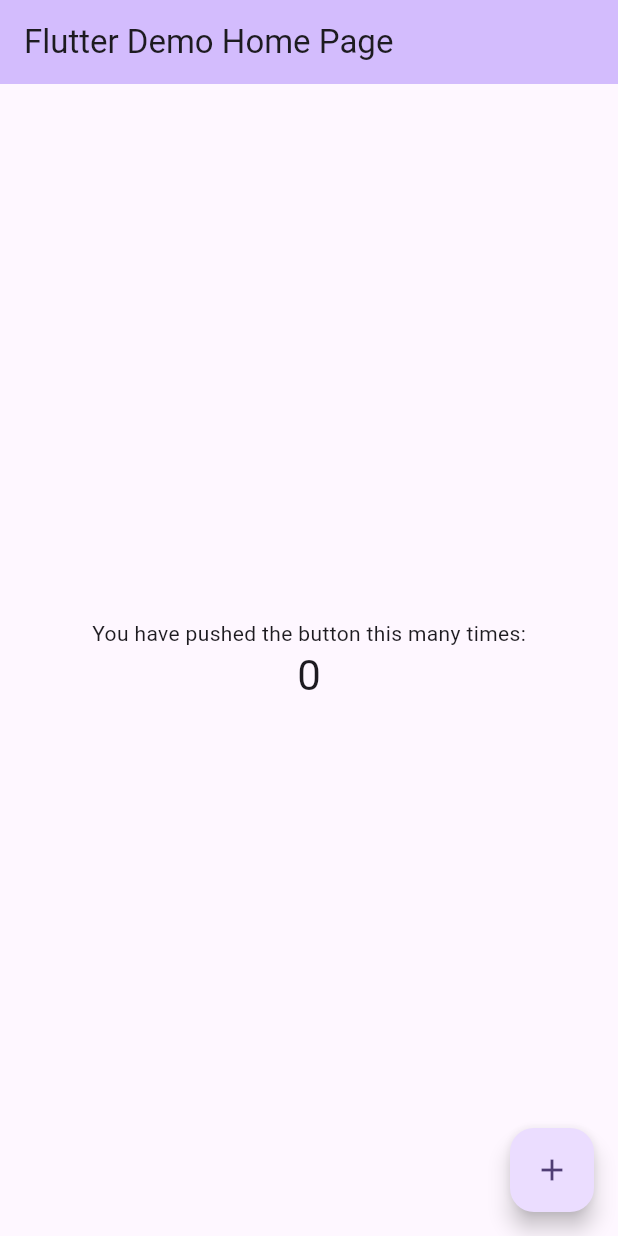
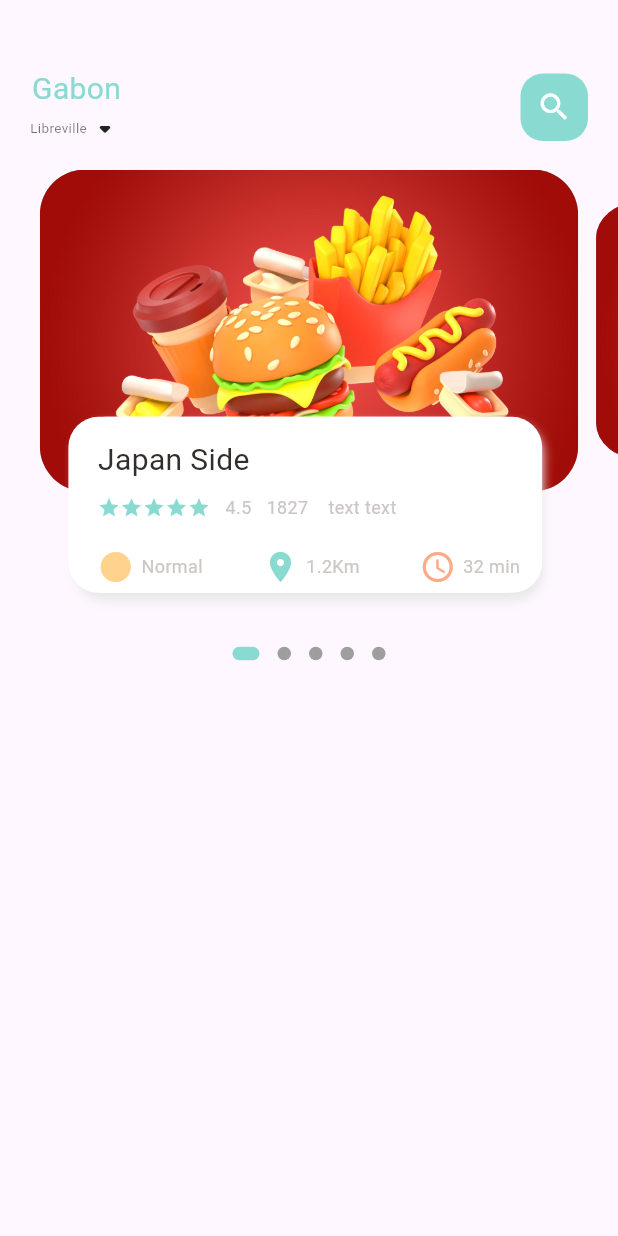
Before and after one commit to EffectiveOG/bulle_dair_delivery, a Flutter app: the screen it shows after launch, on a phone screen of 412 x 824 dp. Run offline on Flutter 3.47's test engine with Material 2 defaults, Android fonts, the phone set to English and light mode, and no system bars; drawn by our look-alikes of dots_indicator; our stand-ins replace get.

Commit message:
header and slider ui

```diff
--- /dev/null
+++ b/lib/home/food_page_body.dart
@@ -0,0 +1,186 @@
+import 'package:bulle_dair_delivery/utils/colors.dart';
+import 'package:bulle_dair_delivery/utils/dimensions.dart';
+import 'package:bulle_dair_delivery/widgets/big_text.dart';
+import 'package:bulle_dair_delivery/widgets/icon_and_text.dart';
+import 'package:bulle_dair_delivery/widgets/small_text.dart';
+import 'package:dots_indicator/dots_indicator.dart';
+import 'package:flutter/material.dart';
+
+class FoodPageBody extends StatefulWidget {
+  const FoodPageBody({Key? key}) : super(key: key);
+
+  @override
+  _FoodPageBodyState createState() => _FoodPageBodyState();
+}
+
+class _FoodPageBodyState extends State<FoodPageBody> {
+  PageController pageController = PageController(viewportFraction: 0.9);
+  var _currPageValue = 0.0; // for zoom in/out effect
+  final _scaleFactor = 0.8;
+  final _height = Dimensions.pageViewContainer;
+
+  @override
+  void initState() {
+    super.initState();
+    pageController.addListener(() {
+      setState(() {
+        _currPageValue = pageController.page!;
+      });
+    });
+  }
+
+  @override
+  void dispose() {
+    pageController.dispose();
+  }
+
+  @override
+  Widget build(BuildContext context) {
+    return Column(
+      children: [
+        Container(
+          height: Dimensions.pageView,
+          child: PageView.builder(
+              controller: pageController,
+              itemCount: 5,
+              itemBuilder: (context, position) {
+                return _buildPageItem(position);
+              }),
+        ),
+        DotsIndicator(
+          dotsCount: 5,
+          position: _currPageValue.toInt(),
+          decorator: DotsDecorator(
+            activeColor: AppColors.mainColor,
+            size: const Size.square(9.0),
+            activeSize: const Size(18.0, 9.0),
+            activeShape: RoundedRectangleBorder(
+                borderRadius: BorderRadius.circular(5.0)),
+          ),
+        ),
+      ],
+    );
+  }
+
+  Widget _buildPageItem(int index) {
+    Matrix4 matrix = Matrix4.identity();
+    if (index == _currPageValue.floor()) {
+      var currScale = 1 - (_currPageValue - index) * (1 - _scaleFactor);
+      var currTrans = _height * (1 - currScale) / 2;
+      matrix = Matrix4.diagonal3Values(1, currScale, 1)
+        ..setTranslationRaw(0, currTrans, 0);
+    } else if (index == _currPageValue.floor() + 1) {
+      var currScale =
+          _scaleFactor + (_currPageValue - index + 1) * (1 - _scaleFactor);
+      var currTrans = _height * (1 - currScale) / 2;
+      matrix = Matrix4.diagonal3Values(1, currScale, 1);
+      matrix = Matrix4.diagonal3Values(1, currScale, 1)
+        ..setTranslationRaw(0, currTrans, 0);
+    } else if (index == _currPageValue.floor() - 1) {
+      var currScale = 1 - (_currPageValue - index) * (1 - _scaleFactor);
+      var currTrans = _height * (1 - currScale) / 2;
+      matrix = Matrix4.diagonal3Values(1, currScale, 1);
+      matrix = Matrix4.diagonal3Values(1, currScale, 1)
+        ..setTranslationRaw(0, currTrans, 0);
+    } else {
+      var currScale = 0.8;
+      matrix = Matrix4.diagonal3Values(1, currScale, 1)
+        ..setTranslationRaw(0, _height * (1 - currScale) / 2, 0);
+    }
+
+    return Transform(
+      transform: matrix,
+      child: Stack(
+        children: [
+          Container(
+            height: Dimensions.pageViewContainer,
+            margin: const EdgeInsets.only(left: 6, right: 6),
+            decoration: BoxDecoration(
+                borderRadius: BorderRadius.circular(30),
+                color: index.isEven ? AppColors.mainColor : Color(0xFF9294cc),
+                image: const DecorationImage(
+                    fit: BoxFit.cover,
+                    image: AssetImage("assets/images/burger1.jpg"))),
+          ),
+          Align(
+            alignment: Alignment.bottomCenter,
+            child: Container(
+              height: Dimensions.pageViewTextContainer,
+              margin: const EdgeInsets.only(left: 30, right: 30, bottom: 30),
+              decoration: BoxDecoration(
+                  borderRadius: BorderRadius.circular(20),
+                  color: Colors.white,
+                  boxShadow: const [
+                    BoxShadow(
+                        color: Color(0xFFe8e8e8),
+                        blurRadius: 5.0,
+                        offset: Offset(0, 5)),
+                    BoxShadow(color: Colors.white, offset: Offset(-5, 0))
+                  ]),
+              child: Container(
+                padding: EdgeInsets.only(
+                    top: Dimensions.height15,
+                    left: Dimensions.height15,
+                    right: Dimensions.height15),
+                child: Column(
+                  crossAxisAlignment: CrossAxisAlignment.start,
+                  children: [
+                    BigText(text: "Japan Side"),
+                    SizedBox(height: Dimensions.height10),
+                    Row(
+                      children: [
+                        Wrap(
+                          children: List.generate(
+                              5,
+                              (index) => const Icon(
+                                    Icons.star,
+                                    color: AppColors.mainColor,
+                                    size: 15,
+                                  )),
+                        ),
+                        const SizedBox(
+                          width: 10,
+                        ),
+                        const SmallText(text: "4.5"),
+                        const SizedBox(
+                          width: 10,
+                        ),
+                        const SmallText(
+                          text: "1827",
+                        ),
+                        const SizedBox(
+                          width: 10,
+                        ),
+                        const SmallText(text: " text text")
+                      ],
+                    ),
+                    SizedBox(
+                      height: Dimensions.height20,
+                    ),
+                    const Row(
+                      mainAxisAlignment: MainAxisAlignment.spaceBetween,
+                      children: [
+                        IconAndTextWidgets(
+                            icon: Icons.circle_sharp,
+                            text: "Normal",
+                            iconColor: AppColors.iconColor1),
+                        IconAndTextWidgets(
+                            icon: Icons.location_on,
+                            text: "1.2Km",
+                            iconColor: AppColors.mainColor),
+                        IconAndTextWidgets(
+                            icon: Icons.access_time_rounded,
+                            text: "32 min",
+                            iconColor: AppColors.iconColor2)
+                      ],
+                    )
+                  ],
+                ),
+              ),
+            ),
+          )
+        ],
+      ),
+    );
+  }
+}
--- /dev/null
+++ b/lib/home/main_food_page.dart
@@ -0,0 +1,67 @@
+import 'package:bulle_dair_delivery/home/food_page_body.dart';
+import 'package:bulle_dair_delivery/utils/colors.dart';
+import 'package:bulle_dair_delivery/widgets/big_text.dart';
+import 'package:bulle_dair_delivery/widgets/small_text.dart';
+import 'package:flutter/material.dart';
+
+class MainFoodPage extends StatefulWidget {
+  const MainFoodPage({Key? key}) : super(key: key);
+
+  @override
+  _MainFoodPageState createState() => _MainFoodPageState();
+}
+
+class _MainFoodPageState extends State<MainFoodPage> {
+  @override
+  Widget build(BuildContext context) {
+    return Scaffold(
+      body: Column(
+        children: [
+          //showing the header
+          Container(
+              margin: const EdgeInsets.only(top: 45, bottom: 15),
+              padding: const EdgeInsets.only(left: 20, right: 20),
+              child: Row(
+                mainAxisAlignment: MainAxisAlignment.spaceBetween,
+                children: [
+                  Column(
+                    children: [
+                      BigText(
+                        text: "Gabon",
+                        color: AppColors.mainColor,
+                        size: 20,
+                      ),
+                      const Row(
+                        children: [
+                          SmallText(
+                            text: "Libreville",
+                            color: Colors.black54,
+                            size: 9,
+                          ),
+                          Icon(Icons.arrow_drop_down_rounded)
+                        ],
+                      )
+                    ],
+                  ),
+                  Center(
+                    child: Container(
+                      width: 45,
+                      height: 45,
+                      decoration: BoxDecoration(
+                          borderRadius: BorderRadius.circular(15),
+                          color: AppColors.mainColor),
+                      child: const Icon(
+                        Icons.search,
+                        color: Colors.white,
+                      ),
+                    ),
+                  )
+                ],
+              )),
+          //showing body
+          const FoodPageBody(),
+        ],
+      ),
+    );
+  }
+}
--- a/lib/main.dart
+++ b/lib/main.dart
@@ -1,4 +1,6 @@
+import 'package:bulle_dair_delivery/home/main_food_page.dart';
 import 'package:flutter/material.dart';
+import 'package:get/get.dart';
 
 void main() {
   runApp(const MyApp());
@@ -10,116 +12,14 @@ class MyApp extends StatelessWidget {
   // This widget is the root of your application.
   @override
   Widget build(BuildContext context) {
-    return MaterialApp(
+    return GetMaterialApp(
+      debugShowCheckedModeBanner: false ,
       title: 'Flutter Demo',
       theme: ThemeData(
-        // This is the theme of your application.
-        //
-        // TRY THIS: Try running your application with "flutter run". You'll see
-        // the application has a blue toolbar. Then, without quitting the app,
-        // try changing the seedColor in the colorScheme below to Colors.green
-        // and then invoke "hot reload" (save your changes or press the "hot
-        // reload" button in a Flutter-supported IDE, or press "r" if you used
-        // the command line to start the app).
-        //
-        // Notice that the counter didn't reset back to zero; the application
-        // state is not lost during the reload. To reset the state, use hot
-        // restart instead.
-        //
-        // This works for code too, not just values: Most code changes can be
-        // tested with just a hot reload.
         colorScheme: ColorScheme.fromSeed(seedColor: Colors.deepPurple),
         useMaterial3: true,
       ),
-      home: const MyHomePage(title: 'Flutter Demo Home Page'),
+      home: const MainFoodPage(),
     );
   }
 }
-
-class MyHomePage extends StatefulWidget {
-  const MyHomePage({super.key, required this.title});
-
-  // This widget is the home page of your application. It is stateful, meaning
-  // that it has a State object (defined below) that contains fields that affect
-  // how it looks.
-
-  // This class is the configuration for the state. It holds the values (in this
-  // case the title) provided by the parent (in this case the App widget) and
-  // used by the build method of the State. Fields in a Widget subclass are
-  // always marked "final".
-
-  final String title;
-
-  @override
-  State<MyHomePage> createState() => _MyHomePageState();
-}
-
-class _MyHomePageState extends State<MyHomePage> {
-  int _counter = 0;
-
-  void _incrementCounter() {
-    setState(() {
-      // This call to setState tells the Flutter framework that something has
-      // changed in this State, which causes it to rerun the build method below
-      // so that the display can reflect the updated values. If we changed
-      // _counter without calling setState(), then the build method would not be
-      // called again, and so nothing would appear to happen.
-      _counter++;
-    });
-  }
-
-  @override
-  Widget build(BuildContext context) {
-    // This method is rerun every time setState is called, for instance as done
-    // by the _incrementCounter method above.
-    //
-    // The Flutter framework has been optimized to make rerunning build methods
-    // fast, so that you can just rebuild anything that needs updating rather
-    // than having to individually change instances of widgets.
-    return Scaffold(
-      appBar: AppBar(
-        // TRY THIS: Try changing the color here to a specific color (to
-        // Colors.amber, perhaps?) and trigger a hot reload to see the AppBar
-        // change color while the other colors stay the same.
-        backgroundColor: Theme.of(context).colorScheme.inversePrimary,
-        // Here we take the value from the MyHomePage object that was created by
-        // the App.build method, and use it to set our appbar title.
-        title: Text(widget.title),
-      ),
-      body: Center(
-        // Center is a layout widget. It takes a single child and positions it
-        // in the middle of the parent.
-        child: Column(
-          // Column is also a layout widget. It takes a list of children and
-          // arranges them vertically. By default, it sizes itself to fit its
-          // children horizontally, and tries to be as tall as its parent.
-          //
-          // Column has various properties to control how it sizes itself and
-          // how it positions its children. Here we use mainAxisAlignment to
-          // center the children vertically; the main axis here is the vertical
-          // axis because Columns are vertical (the cross axis would be
-          // horizontal).
-          //
-          // TRY THIS: Invoke "debug painting" (choose the "Toggle Debug Paint"
-          // action in the IDE, or press "p" in the console), to see the
-          // wireframe for each widget.
-          mainAxisAlignment: MainAxisAlignment.center,
-          children: <Widget>[
-            const Text(
-              'You have pushed the button this many times:',
-            ),
-            Text(
-              '$_counter',
-              style: Theme.of(context).textTheme.headlineMedium,
-            ),
-          ],
-        ),
-      ),
-      floatingActionButton: FloatingActionButton(
-        onPressed: _incrementCounter,
-        tooltip: 'Increment',
-        child: const Icon(Icons.add),
-      ), // This trailing comma makes auto-formatting nicer for build methods.
-    );
-  }
-}
--- /dev/null
+++ b/lib/utils/colors.dart
@@ -0,0 +1,14 @@
+import 'package:flutter/material.dart';
+
+class AppColors {
+  static const Color textColor = Color(0xFFccc7c5);
+  static const Color mainColor = Color(0xFF89dad0);
+  static const Color iconColor1 = Color(0xFFffd28d);
+  static const Color iconColor2 = Color(0xFFfcab88);
+  static const Color paraColor = Color(0xFF8f837f);
+  static const Color buttonBackgroundColor = Color(0xFFf7f6f4);
+  static const Color signColor = Color(0xFFa9a29f);
+  static const Color titleColor = Color(0xFF5c524f);
+  static const Color mainBlackColor = Color(0xFF332d2b);
+  static const Color yellowColor = Color(0xFFffd379);
+}
--- /dev/null
+++ b/lib/utils/dimensions.dart
@@ -0,0 +1,14 @@
+import 'package:get/get.dart';
+
+class Dimensions {
+  static double screenWidth = Get.context!.width;
+  static double screenHeight = Get.context!.height;
+
+  static double pageView = screenHeight / 2.64;
+  static double pageViewContainer = screenHeight / 3.84;
+  static double pageViewTextContainer = screenHeight / 7.03;
+//844/f(x)
+  static double height10 = screenHeight / 84.4;
+  static double height15 = screenHeight / 56.27;
+  static double height20 = screenHeight / 42.2;
+}
--- /dev/null
+++ b/lib/widgets/big_text.dart
@@ -0,0 +1,27 @@
+import 'package:flutter/cupertino.dart';
+
+class BigText extends StatelessWidget {
+  Color? color;
+  final String text;
+  double size;
+  TextOverflow overflow;
+  BigText(
+      {Key? key,
+      this.color = const Color(0xFF332d2b),
+      required this.text,
+      this.size = 20,
+      this.overflow = TextOverflow.ellipsis})
+      : super(key: key);
+
+  @override
+  Widget build(BuildContext context) {
+    return Text(text,
+        maxLines: 1,
+        overflow: overflow,
+        style: TextStyle(
+            color: color,
+            fontFamily: 'Roboto',
+            fontSize: size,
+            fontWeight: FontWeight.w400));
+  }
+}
--- /dev/null
+++ b/lib/widgets/icon_and_text.dart
@@ -0,0 +1,29 @@
+import 'package:bulle_dair_delivery/widgets/small_text.dart';
+import 'package:flutter/material.dart';
+
+class IconAndTextWidgets extends StatelessWidget {
+  final IconData icon;
+  final String text;
+
+  final Color iconColor;
+  const IconAndTextWidgets(
+      {super.key,
+      required this.icon,
+      required this.text,
+      required this.iconColor});
+
+  @override
+  Widget build(BuildContext context) {
+    return Row(
+      children: [
+        Icon(icon, color: iconColor),
+        SizedBox(
+          width: 5,
+        ),
+        SmallText(
+          text: text,
+        )
+      ],
+    );
+  }
+}
--- /dev/null
+++ b/lib/widgets/small_text.dart
@@ -0,0 +1,26 @@
+import 'package:flutter/cupertino.dart';
+
+class SmallText extends StatelessWidget {
+  final Color? color;
+  final String text;
+  final double size;
+  final double height;
+  const SmallText({
+    Key? key,
+    this.color = const Color(0xFFccc7c5),
+    required this.text,
+    this.size = 12,
+    this.height = 1.2,
+  }) : super(key: key);
+
+  @override
+  Widget build(BuildContext context) {
+    return Text(text,
+        style: TextStyle(
+          color: color,
+          fontFamily: 'Roboto',
+          fontSize: size,
+          height: height,
+        ));
+  }
+}
```
Also changed, not shown: pubspec.yaml (+5 -3 lines), assets/images/big-sandwich1.jpg (added), assets/images/burger1.jpg (added), pubspec.lock.
